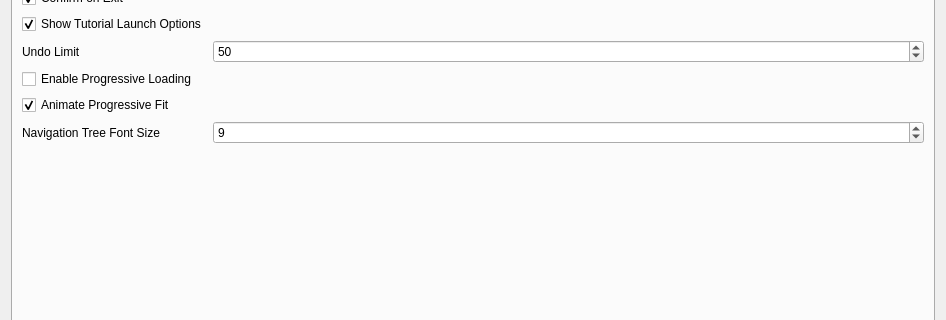
Qt form ui/App/SettingsDialog.ui (sharjith/ModelViewer-Qt) before a commit; both pictures show x 0 to 946 and y 166 to 486 of the 946 by 664 pixel window.
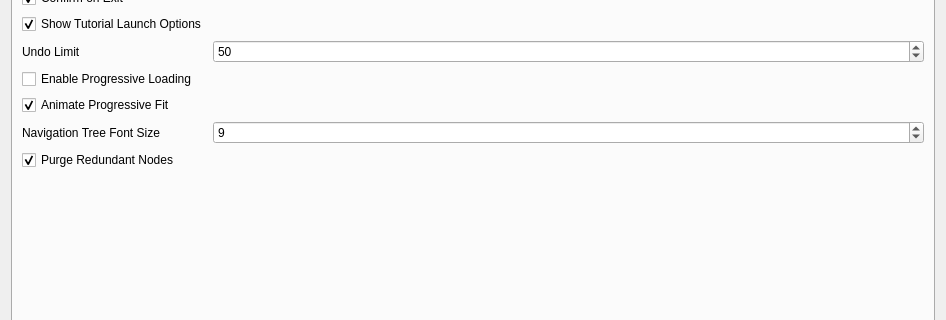
The same form after that commit.

Patch:
```diff
--- a/ui/App/SettingsDialog.ui
+++ b/ui/App/SettingsDialog.ui
@@ -291,6 +291,19 @@
            </property>
           </widget>
          </item>
+         <item row="11" column="0" colspan="2">
+          <widget class="QCheckBox" name="checkPurgeRedundantNodes">
+           <property name="toolTip">
+            <string>Automatically purge redundant single-mesh wrapper nodes after loading a model. Animated hierarchies are preserved. Applies to subsequent loads.</string>
+           </property>
+           <property name="text">
+            <string>Purge Redundant Nodes</string>
+           </property>
+           <property name="checked">
+            <bool>true</bool>
+           </property>
+          </widget>
+         </item>
          <item row="10" column="0">
           <widget class="QLabel" name="labelNavigationTreeFontSize">
            <property name="text">
```
Left out of the diff: 1 changed line with no effect on the pictures.
